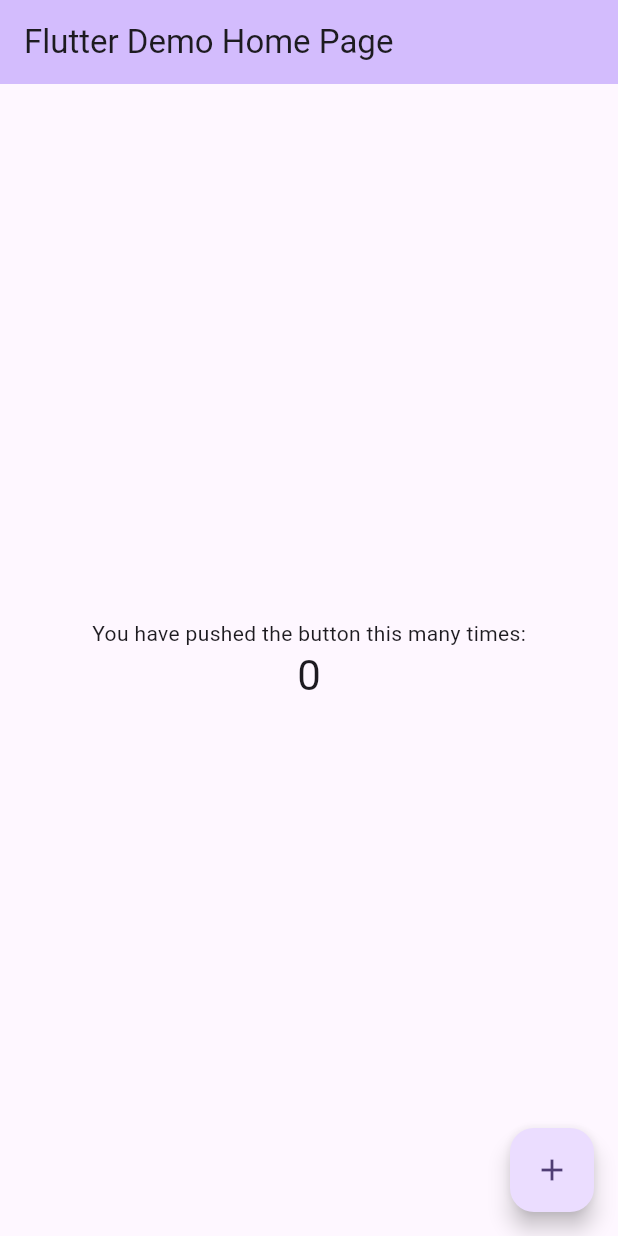
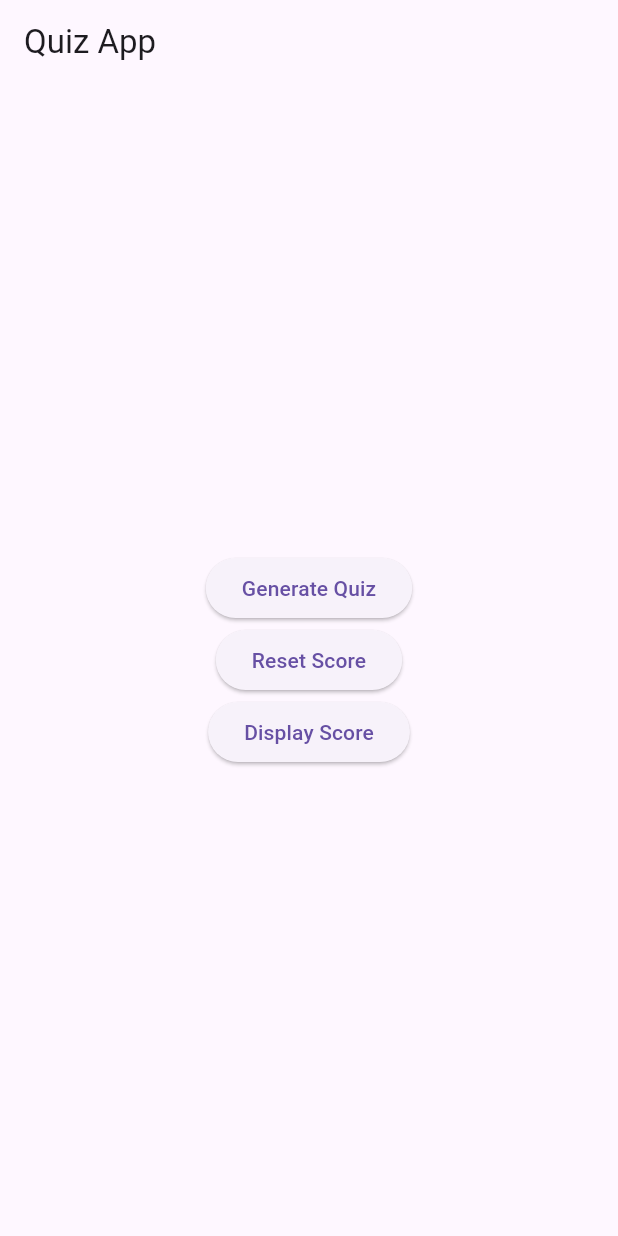
Before and after one commit to jtrznadel/quizzer, a Flutter app: the screen it shows after launch, on a phone screen of 412 x 824 dp. Run offline on Flutter 3.47's test engine with Material 3 defaults, Android fonts, the phone set to English and light mode, and no system bars.

```diff
--- a/lib/data/command/invoker.dart
+++ b/lib/data/command/command_invoker.dart
@@ -1,6 +1,6 @@
 import 'package:quizzer/data/command/command.dart';
 
-class Invoker {
+class CommandInvoker {
   Command? command;
 
   void setCommand(Command command) {
--- /dev/null
+++ b/lib/data/command/display_score_command.dart
@@ -0,0 +1,13 @@
+import 'package:quizzer/data/command/command.dart';
+import 'package:quizzer/data/question/quiz_manager.dart';
+
+class DisplayScoreCommand implements Command {
+  final QuizManager quizManager;
+
+  DisplayScoreCommand(this.quizManager);
+
+  @override
+  void execute() {
+    print('Current score: ${quizManager.getScore()}');
+  }
+}
--- a/lib/data/command/generate_quiz_command.dart
+++ b/lib/data/command/generate_quiz_command.dart
@@ -1,15 +1,17 @@
+// Concrete command for generating a quiz
 import 'package:quizzer/data/command/command.dart';
-import 'package:quizzer/data/question/question_manager.dart';
+import 'package:quizzer/data/question/question_factory.dart';
+import 'package:quizzer/data/question/quiz_manager.dart';
 
 class GenerateQuizCommand implements Command {
   final QuizManager quizManager;
-  final int numberOfQuestions;
+  final QuestionFactory questionFactory;
 
-  GenerateQuizCommand(
-      {required this.quizManager, required this.numberOfQuestions});
+  GenerateQuizCommand(this.quizManager, this.questionFactory);
 
   @override
   void execute() {
-    quizManager.generateQuiz(numberOfQuestions: numberOfQuestions);
+    quizManager.generateQuiz(questionFactory);
+    print('Quiz generated.');
   }
 }
--- /dev/null
+++ b/lib/data/command/reset_score_command.dart
@@ -0,0 +1,14 @@
+import 'package:quizzer/data/command/command.dart';
+import 'package:quizzer/data/question/quiz_manager.dart';
+
+class ResetScoreCommand implements Command {
+  final QuizManager quizManager;
+
+  ResetScoreCommand(this.quizManager);
+
+  @override
+  void execute() {
+    quizManager.resetScore();
+    print('Score reset.');
+  }
+}
--- a/lib/data/command/select_answer_command.dart
+++ /dev/null
@@ -1,19 +0,0 @@
-import 'package:quizzer/data/command/command.dart';
-import 'package:quizzer/data/question/question_manager.dart';
-
-class SelectAnswerCommand implements Command {
-  final int questionId;
-  final int selectedAnswerIndex;
-  final QuizManager quizManager;
-
-  SelectAnswerCommand(
-      {required this.questionId,
-      required this.selectedAnswerIndex,
-      required this.quizManager});
-
-  @override
-  void execute() {
-    quizManager.checkAnswer(
-        questionId: questionId, answerIndex: selectedAnswerIndex);
-  }
-}
--- a/lib/data/command/submit_quiz_command.dart
+++ /dev/null
@@ -1,13 +0,0 @@
-import 'package:quizzer/data/command/command.dart';
-import 'package:quizzer/data/question/question_manager.dart';
-
-class SubmitQuizCommand implements Command {
-  final QuizManager quizManager;
-
-  SubmitQuizCommand({required this.quizManager});
-
-  @override
-  void execute() {
-    quizManager.getScore();
-  }
-}
--- a/lib/data/question/question.dart
+++ b/lib/data/question/question.dart
@@ -1,4 +1,4 @@
-import 'package:quizzer/data/question_type.dart';
+import 'package:quizzer/data/question/question_type.dart';
 
 class Question {
   const Question({
--- a/lib/main.dart
+++ b/lib/main.dart
@@ -1,4 +1,10 @@
 import 'package:flutter/material.dart';
+import 'package:quizzer/data/command/command_invoker.dart';
+import 'package:quizzer/data/command/display_score_command.dart';
+import 'package:quizzer/data/command/generate_quiz_command.dart';
+import 'package:quizzer/data/command/reset_score_command.dart';
+import 'package:quizzer/data/question/question_factory.dart';
+import 'package:quizzer/data/question/quiz_manager.dart';
 
 void main() {
   runApp(const MyApp());
@@ -7,119 +13,74 @@ void main() {
 class MyApp extends StatelessWidget {
   const MyApp({super.key});
 
-  // This widget is the root of your application.
   @override
   Widget build(BuildContext context) {
     return MaterialApp(
-      title: 'Flutter Demo',
+      title: 'Quiz App',
       theme: ThemeData(
-        // This is the theme of your application.
-        //
-        // TRY THIS: Try running your application with "flutter run". You'll see
-        // the application has a purple toolbar. Then, without quitting the app,
-        // try changing the seedColor in the colorScheme below to Colors.green
-        // and then invoke "hot reload" (save your changes or press the "hot
-        // reload" button in a Flutter-supported IDE, or press "r" if you used
-        // the command line to start the app).
-        //
-        // Notice that the counter didn't reset back to zero; the application
-        // state is not lost during the reload. To reset the state, use hot
-        // restart instead.
-        //
-        // This works for code too, not just values: Most code changes can be
-        // tested with just a hot reload.
-        colorScheme: ColorScheme.fromSeed(seedColor: Colors.deepPurple),
-        useMaterial3: true,
+        primarySwatch: Colors.blue,
       ),
-      home: const MyHomePage(title: 'Flutter Demo Home Page'),
+      home: const QuizHomePage(),
     );
   }
 }
 
-class MyHomePage extends StatefulWidget {
-  const MyHomePage({super.key, required this.title});
-
-  // This widget is the home page of your application. It is stateful, meaning
-  // that it has a State object (defined below) that contains fields that affect
-  // how it looks.
-
-  // This class is the configuration for the state. It holds the values (in this
-  // case the title) provided by the parent (in this case the App widget) and
-  // used by the build method of the State. Fields in a Widget subclass are
-  // always marked "final".
-
-  final String title;
+class QuizHomePage extends StatefulWidget {
+  const QuizHomePage({super.key});
 
   @override
-  State<MyHomePage> createState() => _MyHomePageState();
+  _QuizHomePageState createState() => _QuizHomePageState();
 }
 
-class _MyHomePageState extends State<MyHomePage> {
-  int _counter = 0;
+class _QuizHomePageState extends State<QuizHomePage> {
+  final questionTypeFactory = QuestionFactory();
+  final quizManager = QuizManager();
+  final commandInvoker = CommandInvoker();
 
-  void _incrementCounter() {
-    setState(() {
-      // This call to setState tells the Flutter framework that something has
-      // changed in this State, which causes it to rerun the build method below
-      // so that the display can reflect the updated values. If we changed
-      // _counter without calling setState(), then the build method would not be
-      // called again, and so nothing would appear to happen.
-      _counter++;
-    });
+  void _generateQuiz() {
+    final generateQuizCommand =
+        GenerateQuizCommand(quizManager, questionTypeFactory);
+    commandInvoker.setCommand(generateQuizCommand);
+    commandInvoker.executeCommand();
+  }
+
+  void _resetScore() {
+    final resetScoreCommand = ResetScoreCommand(quizManager);
+    commandInvoker.setCommand(resetScoreCommand);
+    commandInvoker.executeCommand();
+  }
+
+  void _displayScore() {
+    final displayScoreCommand = DisplayScoreCommand(quizManager);
+    commandInvoker.setCommand(displayScoreCommand);
+    commandInvoker.executeCommand();
   }
 
   @override
   Widget build(BuildContext context) {
-    // This method is rerun every time setState is called, for instance as done
-    // by the _incrementCounter method above.
-    //
-    // The Flutter framework has been optimized to make rerunning build methods
-    // fast, so that you can just rebuild anything that needs updating rather
-    // than having to individually change instances of widgets.
     return Scaffold(
       appBar: AppBar(
-        // TRY THIS: Try changing the color here to a specific color (to
-        // Colors.amber, perhaps?) and trigger a hot reload to see the AppBar
-        // change color while the other colors stay the same.
-        backgroundColor: Theme.of(context).colorScheme.inversePrimary,
-        // Here we take the value from the MyHomePage object that was created by
-        // the App.build method, and use it to set our appbar title.
-        title: Text(widget.title),
+        title: const Text('Quiz App'),
       ),
       body: Center(
-        // Center is a layout widget. It takes a single child and positions it
-        // in the middle of the parent.
         child: Column(
-          // Column is also a layout widget. It takes a list of children and
-          // arranges them vertically. By default, it sizes itself to fit its
-          // children horizontally, and tries to be as tall as its parent.
-          //
-          // Column has various properties to control how it sizes itself and
-          // how it positions its children. Here we use mainAxisAlignment to
-          // center the children vertically; the main axis here is the vertical
-          // axis because Columns are vertical (the cross axis would be
-          // horizontal).
-          //
-          // TRY THIS: Invoke "debug painting" (choose the "Toggle Debug Paint"
-          // action in the IDE, or press "p" in the console), to see the
-          // wireframe for each widget.
           mainAxisAlignment: MainAxisAlignment.center,
           children: <Widget>[
-            const Text(
-              'You have pushed the button this many times:',
+            ElevatedButton(
+              onPressed: _generateQuiz,
+              child: const Text('Generate Quiz'),
             ),
-            Text(
-              '$_counter',
-              style: Theme.of(context).textTheme.headlineMedium,
+            ElevatedButton(
+              onPressed: _resetScore,
+              child: const Text('Reset Score'),
+            ),
+            ElevatedButton(
+              onPressed: _displayScore,
+              child: const Text('Display Score'),
             ),
           ],
         ),
       ),
-      floatingActionButton: FloatingActionButton(
-        onPressed: _incrementCounter,
-        tooltip: 'Increment',
-        child: const Icon(Icons.add),
-      ), // This trailing comma makes auto-formatting nicer for build methods.
     );
   }
 }
```
Also changed, not shown: lib/data/question/question_factory.dart (+15 -8 lines), lib/data/question/question_manager.dart (deleted, +0 -34 lines), lib/data/question/question_type.dart (+16 -15 lines), lib/data/question/quiz_manager.dart (added, +83 -0 lines), pubspec.lock, 3 other files.
